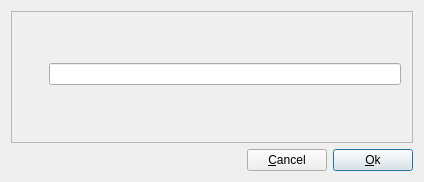
Above: src/pwdialog.ui from bas524/kerberos-ticket-watcher before the change. Below: the same form after it.
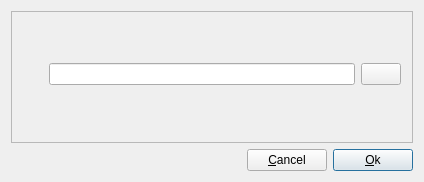
That is the form after the change. Icons and pictures are not drawn.

What changed in the file:
```diff
--- a/src/pwdialog.ui
+++ b/src/pwdialog.ui
@@ -196,6 +196,13 @@
         </property>
        </spacer>
       </item>
+      <item row="2" column="2">
+       <widget class="QPushButton" name="btnShowPwd">
+        <property name="text">
+         <string/>
+        </property>
+       </widget>
+      </item>
      </layout>
     </widget>
    </item>
```
Left out of the diff: 42 changed lines with no effect on the pictures.
